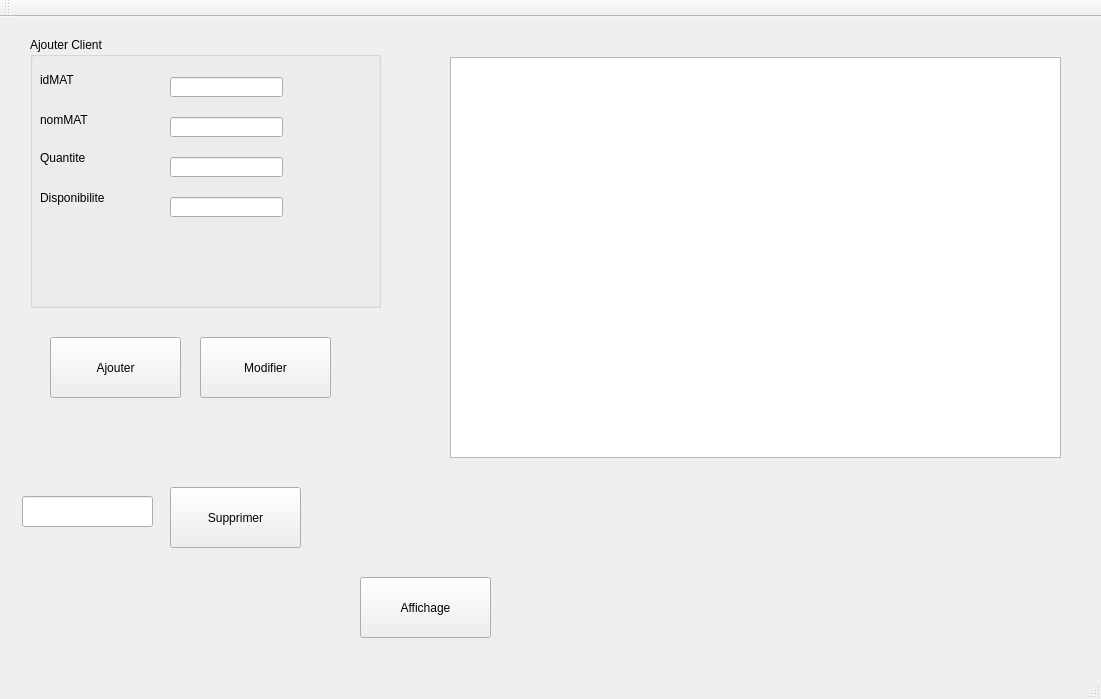
First picture: the form in mainwindow.ui, repository medali141/SunnyDesk, before the edit.
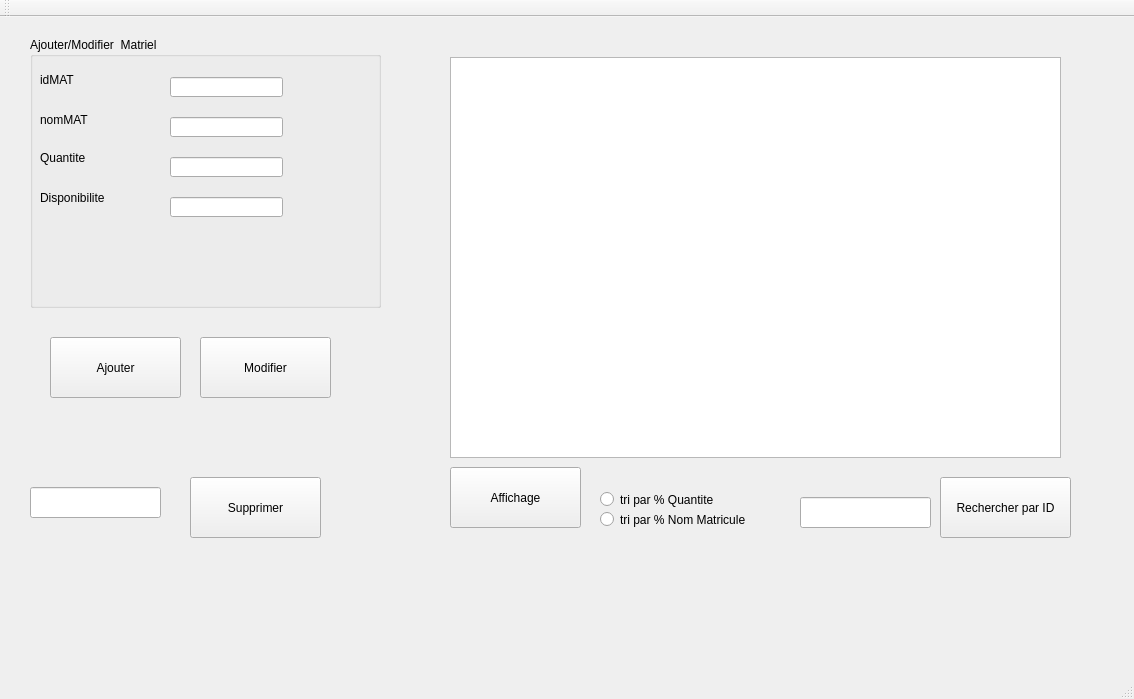
Second picture: the form after the edit.

Patch:
```diff
--- a/mainwindow.ui
+++ b/mainwindow.ui
@@ -6,7 +6,7 @@
    <rect>
     <x>0</x>
     <y>0</y>
-    <width>1101</width>
+    <width>1134</width>
     <height>699</height>
    </rect>
   </property>
@@ -24,7 +24,7 @@
      </rect>
     </property>
     <property name="title">
-     <string>Ajouter Client</string>
+     <string>Ajouter/Modifier  Matriel</string>
     </property>
     <widget class="QLabel" name="label">
      <property name="geometry">
@@ -148,8 +148,8 @@
    <widget class="QPushButton" name="supprimerMat">
     <property name="geometry">
      <rect>
-      <x>170</x>
-      <y>470</y>
+      <x>190</x>
+      <y>460</y>
       <width>131</width>
       <height>61</height>
      </rect>
@@ -171,8 +171,8 @@
    <widget class="QLineEdit" name="idMAT_Delete">
     <property name="geometry">
      <rect>
-      <x>22</x>
-      <y>479</y>
+      <x>30</x>
+      <y>470</y>
       <width>131</width>
       <height>31</height>
      </rect>
@@ -181,8 +181,8 @@
    <widget class="QPushButton" name="afficherMar">
     <property name="geometry">
      <rect>
-      <x>360</x>
-      <y>560</y>
+      <x>450</x>
+      <y>450</y>
       <width>131</width>
       <height>61</height>
      </rect>
@@ -191,6 +191,55 @@
      <string>Affichage</string>
     </property>
    </widget>
+   <widget class="QRadioButton" name="Rtri">
+    <property name="geometry">
+     <rect>
+      <x>600</x>
+      <y>470</y>
+      <width>141</width>
+      <height>25</height>
+     </rect>
+    </property>
+    <property name="text">
+     <string>tri par % Quantite</string>
+    </property>
+   </widget>
+   <widget class="QRadioButton" name="Rtri_2">
+    <property name="geometry">
+     <rect>
+      <x>600</x>
+      <y>490</y>
+      <width>191</width>
+      <height>25</height>
+     </rect>
+    </property>
+    <property name="text">
+     <string>tri par % Nom Matricule </string>
+    </property>
+   </widget>
+   <widget class="QLineEdit" name="recherch_id">
+    <property name="geometry">
+     <rect>
+      <x>800</x>
+      <y>480</y>
+      <width>131</width>
+      <height>31</height>
+     </rect>
+    </property>
+   </widget>
+   <widget class="QPushButton" name="rechID">
+    <property name="geometry">
+     <rect>
+      <x>940</x>
+      <y>460</y>
+      <width>131</width>
+      <height>61</height>
+     </rect>
+    </property>
+    <property name="text">
+     <string>Rechercher par ID</string>
+    </property>
+   </widget>
   </widget>
   <widget class="QMenuBar" name="menuBar">
    <property name="geometry">
```
Left out of the diff: 2 changed lines with no effect on the pictures.
